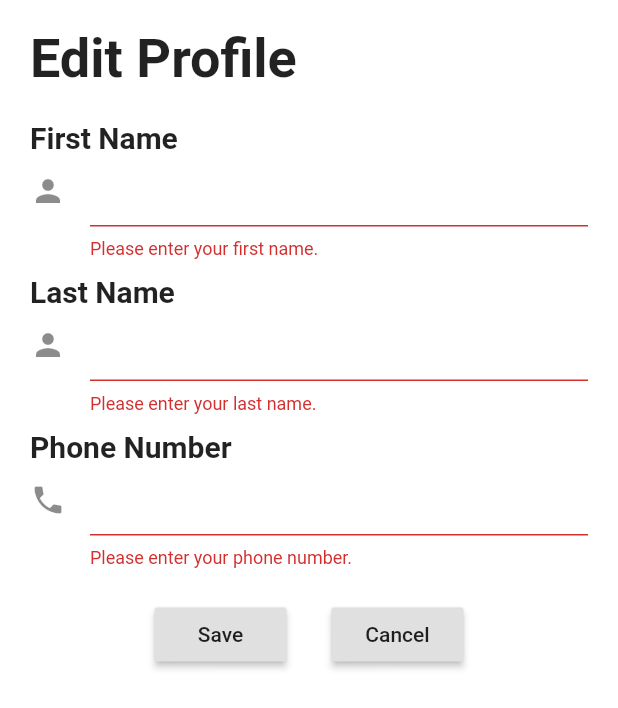
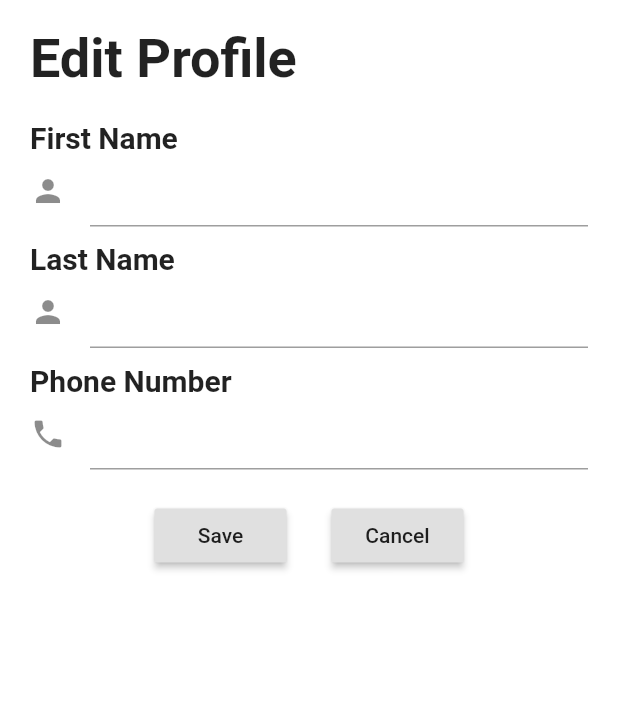
Before and after one commit to cornell-dti/carriage-driver, a Flutter app: the Home screen opened directly, item 3 of the bottom bar chosen, after a tap on the "edit" icon, on a phone screen of 412 x 824 dp. Shown: the top 708 px of the screen. Run offline on Flutter 3.47's test engine with Material 2 defaults, Android fonts, the phone set to English and light mode, and no system bars; our stand-ins replace google_sign_in, wakelock; missing offline and left inert: geolocation; accounts and stored records are empty; network calls fail; Roboto replaces fonts that are missing (SFPro).

Commit message:
Updated Flutter version and changed deprecated terms to pass CI build

```diff
--- a/lib/Home.dart
+++ b/lib/Home.dart
@@ -105,11 +105,11 @@ class _HomeState extends State<Home> {
           selectedItemColor: Colors.blue,
           items: <BottomNavigationBarItem>[
             BottomNavigationBarItem(
-                icon: Icon(Icons.star), title: Text('Rides')),
+                icon: Icon(Icons.star), label: 'Rides'),
             BottomNavigationBarItem(
-                icon: Icon(Icons.history), title: Text('History')),
+                icon: Icon(Icons.history), label: 'History'),
             BottomNavigationBarItem(
-                icon: Icon(Icons.account_circle), title: Text('Profile'))
+                icon: Icon(Icons.account_circle), label: 'Profile')
           ],
           currentIndex: _selectedIndex,
           onTap: _onItemTapped,
--- a/lib/Profile.dart
+++ b/lib/Profile.dart
@@ -266,7 +266,7 @@ class _EditProfileState extends State<EditProfile> {
               SizedBox(height: 20),
               Form(
                   key: _formKey,
-                  autovalidate: true,
+                  autovalidateMode: AutovalidateMode.onUserInteraction,
                   child: Column(
                       crossAxisAlignment: CrossAxisAlignment.start,
                       children: [
```
Also changed, not shown: pubspec.lock.
